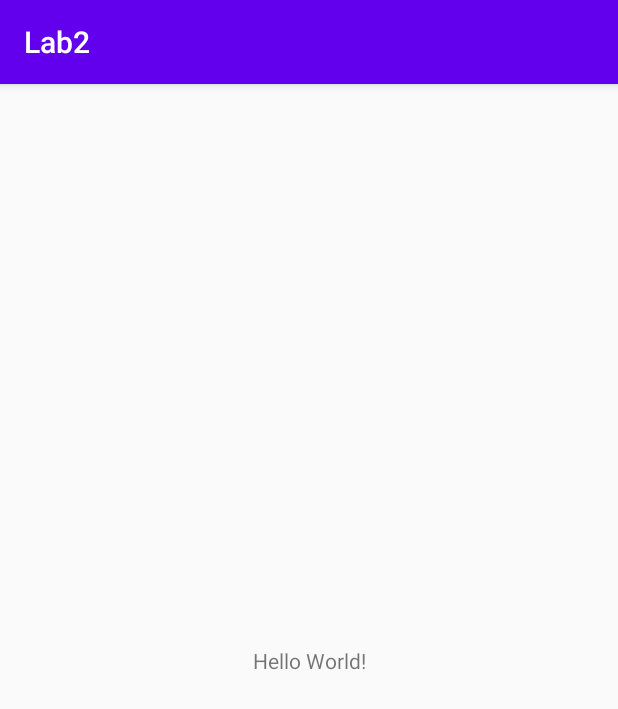
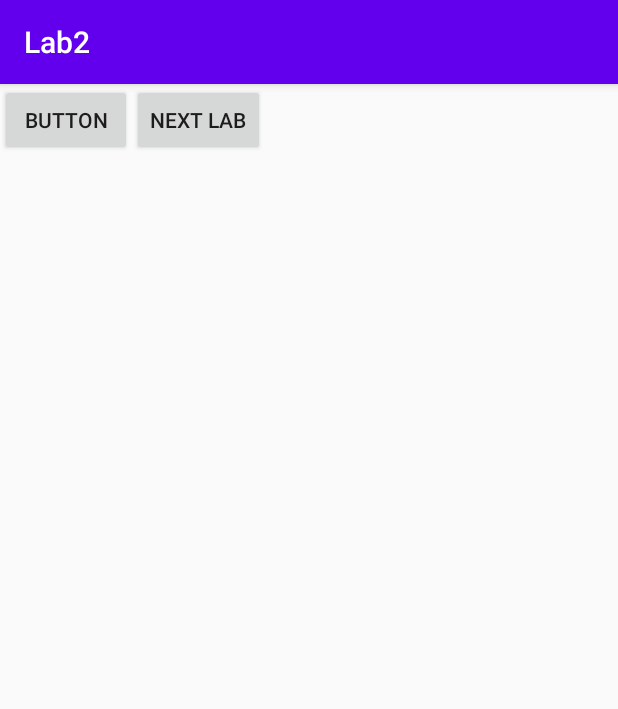
Before and after one commit to HungNP89/JavaClass2020, an Android app: the screen it shows after launch (MainActivity before the commit, lab2_1 after it), on a phone screen of 412 x 824 dp. Shown: the top 709 px of the screen. Run offline under Robolectric (Android 15) with nearby library versions, the phone set to English and light mode, and no system bars.

Commit message:
finish lab2

```diff
--- a/Lab2/app/src/main/AndroidManifest.xml
+++ b/Lab2/app/src/main/AndroidManifest.xml
@@ -9,13 +9,15 @@
         android:roundIcon="@mipmap/ic_launcher_round"
         android:supportsRtl="true"
         android:theme="@style/AppTheme">
-        <activity android:name=".MainActivity">
+        <activity android:name=".lab2_1">
             <intent-filter>
                 <action android:name="android.intent.action.MAIN" />
 
                 <category android:name="android.intent.category.LAUNCHER" />
             </intent-filter>
         </activity>
+        <activity android:name=".lab2_3"></activity>
+        <activity android:name=".lab2_4"></activity>
     </application>
 
 </manifest>
--- a/Lab2/app/src/main/java/com/example/lab2/MainActivity.java
+++ /dev/null
@@ -1,14 +0,0 @@
-package com.example.lab2;
-
-import androidx.appcompat.app.AppCompatActivity;
-
-import android.os.Bundle;
-
-public class MainActivity extends AppCompatActivity {
-
-    @Override
-    protected void onCreate(Bundle savedInstanceState) {
-        super.onCreate(savedInstanceState);
-        setContentView(R.layout.activity_main);
-    }
-}
--- /dev/null
+++ b/Lab2/app/src/main/java/com/example/lab2/lab2_1.java
@@ -0,0 +1,49 @@
+package com.example.lab2;
+
+import android.content.Intent;
+import android.os.Bundle;
+import android.view.View;
+import android.widget.Button;
+import android.widget.LinearLayout;
+
+import androidx.appcompat.app.AppCompatActivity;
+
+public class lab2_1 extends AppCompatActivity {
+    public int clicked = 0;
+    @Override
+    protected void onCreate(Bundle saveInstanceState) {
+        super.onCreate(saveInstanceState);
+
+        LinearLayout layout = new LinearLayout(this);
+        setContentView(layout);
+        final Button gameButton = new Button(this);
+
+        Button nextButton = new  Button(this);
+
+        gameButton.setText("Button");
+        nextButton.setText("Next lab");
+        layout.addView(gameButton);
+        layout.addView(nextButton);
+
+        final Intent intent = new Intent(this, lab2_3.class);
+
+        gameButton.setOnClickListener(new View.OnClickListener() {
+
+            @Override
+            public void onClick(View v) {
+                clicked ++;
+                if(clicked == 1) {
+                    gameButton.setText(" You have click " + clicked);
+                } else {
+                    gameButton.setText(" You have click " + clicked);
+                }
+            }
+        });
+        nextButton.setOnClickListener(new View.OnClickListener() {
+            @Override
+            public void onClick(View v) {
+                startActivity(intent);
+            }
+        });
+    }
+}
--- a/Lab2/app/src/main/res/layout/activity_main.xml
+++ b/Lab2/app/src/main/res/layout/activity_main.xml
@@ -4,15 +4,7 @@
     xmlns:tools="http://schemas.android.com/tools"
     android:layout_width="match_parent"
     android:layout_height="match_parent"
-    tools:context=".MainActivity">
+    tools:context=".lab2_3">
 
-    <TextView
-        android:layout_width="wrap_content"
-        android:layout_height="wrap_content"
-        android:text="Hello World!"
-        app:layout_constraintBottom_toBottomOf="parent"
-        app:layout_constraintLeft_toLeftOf="parent"
-        app:layout_constraintRight_toRightOf="parent"
-        app:layout_constraintTop_toTopOf="parent" />
 
 </androidx.constraintlayout.widget.ConstraintLayout>
```
Also changed, not shown: Lab2/app/src/main/java/com/example/lab2/lab2_3.java (added, +95 -0 lines), Lab2/app/src/main/java/com/example/lab2/lab2_4.java (added, +69 -0 lines).
